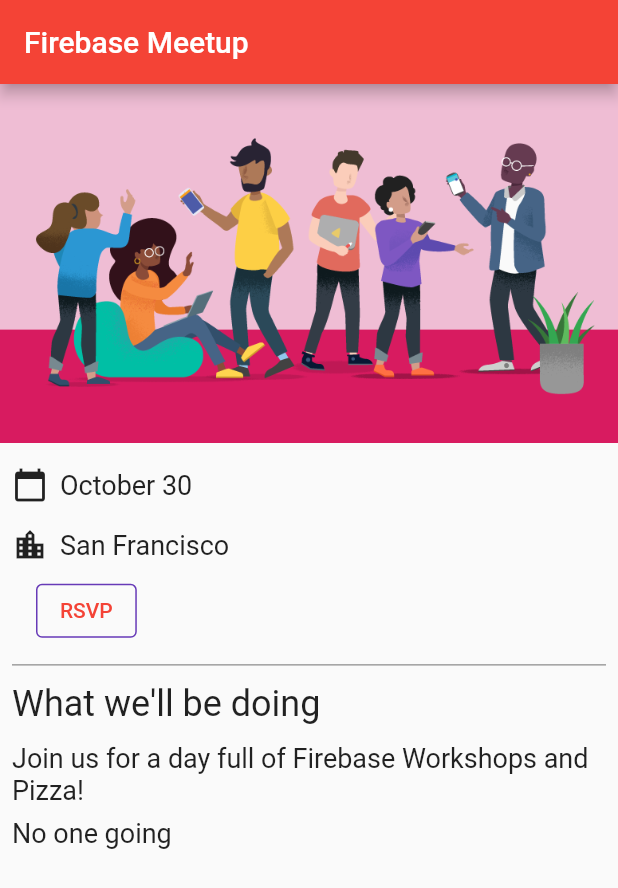
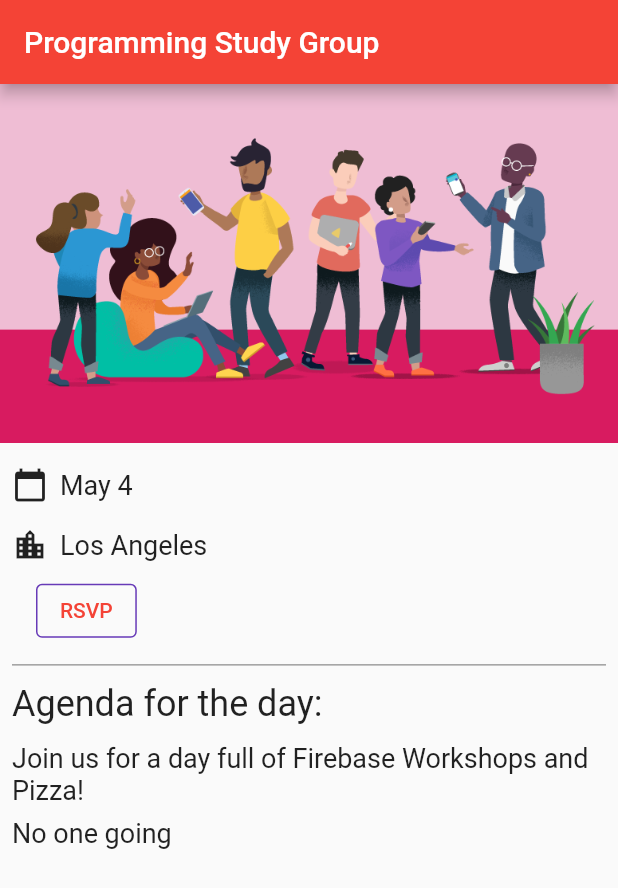
Before and after one commit to C-Dev66/RSVPGuestbookChatApp, a Flutter app: the screen it shows after launch, on a phone screen of 412 x 824 dp. Shown: the top 888 px of the screen. Run offline on Flutter 3.47's test engine with Material 2 defaults, Android fonts, the phone set to English and light mode, and no system bars; our stand-ins replace cloud_firestore, firebase_auth, firebase_core, google_fonts; missing offline and left inert: cloud_firestore_web, firebase_auth_web, firebase_core_web; accounts and stored records are empty.

Commit message:
main.dart body altered
New depencendies ran

```diff
--- a/lib/main.dart
+++ b/lib/main.dart
@@ -24,7 +24,7 @@ class App extends StatelessWidget {
   @override
   Widget build(BuildContext context) {
     return MaterialApp(
-      title: 'Firebase Meetup',
+      title: 'Programming Study Group',
       theme: ThemeData(
         buttonTheme: Theme.of(context).buttonTheme.copyWith(
               highlightColor: Color.fromARGB(255, 199, 212, 19),
@@ -47,14 +47,14 @@ class HomePage extends StatelessWidget {
   Widget build(BuildContext context) {
     return Scaffold(
       appBar: AppBar(
-        title: const Text('Firebase Meetup'),
+        title: const Text('Programming Study Group'),
       ),
       body: ListView(
         children: <Widget>[
           Image.asset('assets/codelab.png'),
           const SizedBox(height: 8),
-          const IconAndDetail(Icons.calendar_today, 'October 30'),
-          const IconAndDetail(Icons.location_city, 'San Francisco'),
+          const IconAndDetail(Icons.calendar_today, 'May 4'),
+          const IconAndDetail(Icons.location_city, 'Los Angeles'),
           Consumer<ApplicationState>(
             builder: (context, appState, _) => Authentication(
               email: appState.email,
@@ -74,7 +74,7 @@ class HomePage extends StatelessWidget {
             endIndent: 8,
             color: Colors.grey,
           ),
-          const Header("What we'll be doing"),
+          const Header("Agenda for the day:"),
           const Paragraph(
             'Join us for a day full of Firebase Workshops and Pizza!',
           ),
```
Also changed, not shown: 3 other files.
